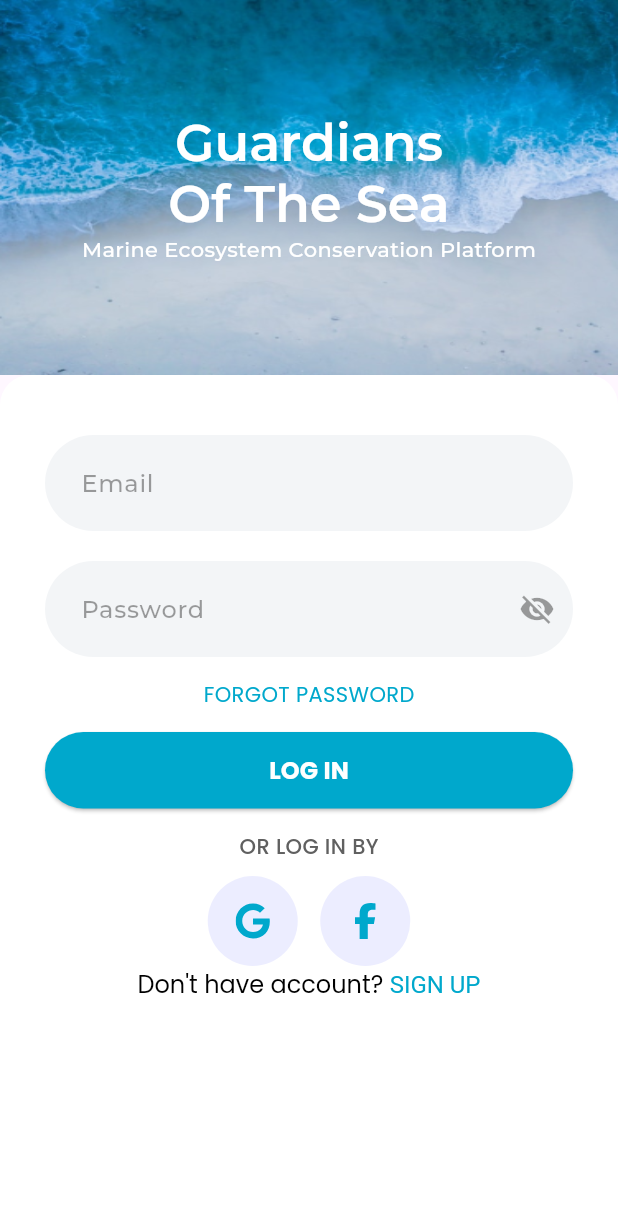
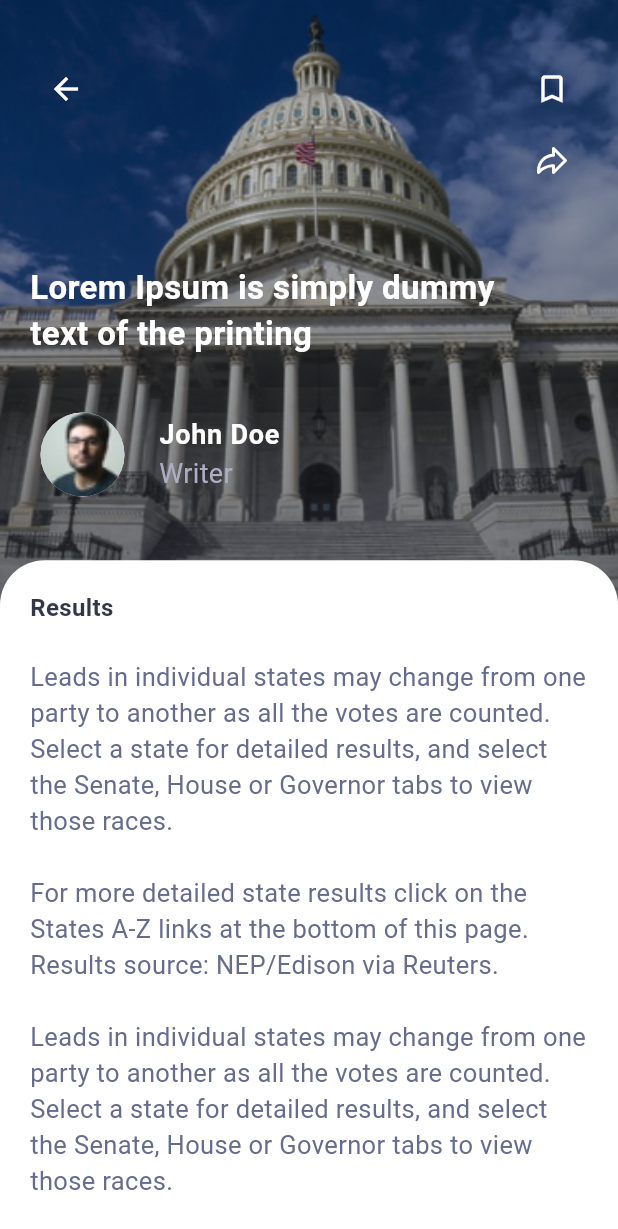
Before and after one commit to riikurniawan/lautkita_mobile, a Flutter app: the screen it shows after launch, on a phone screen of 412 x 824 dp. Shown: the top 1229 px of the screen. Run offline on Flutter 3.47's test engine with Material 3 defaults, Android fonts, the phone set to English and light mode, and no system bars; our stand-ins replace flutter_screenutil, flutter_svg; project files that could hold a hidden picture were left out.

Commit message:
UI article detail done

```diff
--- a/lib/main.dart
+++ b/lib/main.dart
@@ -1,4 +1,6 @@
 import 'package:flutter/material.dart';
+import 'package:flutter_screenutil/flutter_screenutil.dart';
+import 'package:lautkita_mobile/pages/artikel_detail.dart';
 import 'package:lautkita_mobile/pages/login_page.dart';
 
 void main() {
@@ -11,9 +13,16 @@ class MyApp extends StatelessWidget {
   // This widget is the root of your application.
   @override
   Widget build(BuildContext context) {
-    return const MaterialApp(
-      debugShowCheckedModeBanner: false,
-      home: LoginPage(),
+    return ScreenUtilInit(
+      designSize: const Size(375, 812),
+      minTextAdapt: true,
+      splitScreenMode: true,
+      builder: (context, child) {
+        return const MaterialApp(
+          debugShowCheckedModeBanner: false,
+          home: ArticleDetail(),
+        );
+      },
     );
   }
 }
--- /dev/null
+++ b/lib/pages/artikel_detail.dart
@@ -0,0 +1,173 @@
+import 'package:flutter/material.dart';
+import 'package:flutter_screenutil/flutter_screenutil.dart';
+import 'package:flutter_svg/flutter_svg.dart';
+
+class ArticleDetail extends StatefulWidget {
+  const ArticleDetail({super.key});
+
+  @override
+  State<ArticleDetail> createState() => _ArticleDetailState();
+}
+
+class _ArticleDetailState extends State<ArticleDetail> {
+  @override
+  Widget build(BuildContext context) {
+    return Scaffold(
+      body: SizedBox(
+        child: Stack(
+          children: [
+            Positioned(
+              top: 0,
+              child: Container(
+                width: 375.w,
+                height: 405.h,
+                decoration: const BoxDecoration(
+                  image: DecorationImage(
+                    fit: BoxFit.cover,
+                    image: AssetImage(
+                      "assets/images/bg-artikel.png",
+                    ),
+                  ),
+                ),
+                child: Padding(
+                  padding: const EdgeInsets.fromLTRB(20.0, 35.0, 20.0, 8.0),
+                  child: Column(
+                    mainAxisAlignment: MainAxisAlignment.start,
+                    crossAxisAlignment: CrossAxisAlignment.start,
+                    children: [
+                      Row(
+                        mainAxisAlignment: MainAxisAlignment.spaceBetween,
+                        crossAxisAlignment: CrossAxisAlignment.start,
+                        children: [
+                          BackButton(
+                            onPressed: () {},
+                            color: Colors.white,
+                          ),
+                          Column(
+                            children: [
+                              IconButton(
+                                onPressed: () {},
+                                icon: const Icon(
+                                  Icons.bookmark_border_rounded,
+                                  color: Colors.white,
+                                ),
+                                color: Colors.white,
+                              ),
+                              IconButton(
+                                onPressed: () {},
+                                icon: SvgPicture.asset(
+                                  "assets/icons/share-icon.svg",
+                                ),
+                                color: Colors.white,
+                              )
+                            ],
+                          )
+                        ],
+                      ),
+                      const Expanded(
+                        flex: 1,
+                        child: SizedBox(),
+                      ),
+                      const Expanded(
+                        flex: 2,
+                        child: Text(
+                          "Lorem Ipsum is simply dummy\ntext of the printing",
+                          style: TextStyle(
+                            color: Colors.white,
+                            fontWeight: FontWeight.bold,
+                            fontSize: 22,
+                          ),
+                        ),
+                      ),
+                      const Expanded(
+                        flex: 3,
+                        child: ListTile(
+                          contentPadding: EdgeInsets.symmetric(horizontal: 0),
+                          leading: CircleAvatar(
+                            backgroundImage:
+                                AssetImage("assets/images/Ellipse 5.png"),
+                            radius: 35,
+                          ),
+                          title: Text(
+                            "John Doe",
+                            style: TextStyle(
+                              fontWeight: FontWeight.w600,
+                              color: Colors.white,
+                              fontSize: 18,
+                            ),
+                          ),
+                          subtitle: Text(
+                            "Writer",
+                            style: TextStyle(
+                              color: Color(0xFFACAFC3),
+                              fontSize: 18,
+                            ),
+                          ),
+                        ),
+                      )
+                    ],
+                  ),
+                ),
+              ),
+            ),
+            Positioned(
+              bottom: 0,
+              child: Container(
+                width: 375.w,
+                height: 444.h,
+                decoration: const BoxDecoration(
+                  color: Colors.white,
+                  borderRadius: BorderRadius.only(
+                    topLeft: Radius.circular(30),
+                    topRight: Radius.circular(30),
+                  ),
+                ),
+                child: const Padding(
+                  padding: EdgeInsets.fromLTRB(20.0, 20.0, 20.0, 8.0),
+                  child: Column(
+                    crossAxisAlignment: CrossAxisAlignment.start,
+                    children: [
+                      Text(
+                        "Results\n",
+                        style: TextStyle(
+                          fontSize: 16,
+                          color: Color(0xFF333647),
+                          fontWeight: FontWeight.bold,
+                        ),
+                      ),
+                      Expanded(
+                        child: SizedBox(
+                          child: SingleChildScrollView(
+                            child: Text(
+                              "Leads in individual states may change from one party to another as all the votes are counted. Select a state for detailed results, and select the Senate, House or Governor tabs to view those races.\n\n"
+                              "For more detailed state results click on the States A-Z links at the bottom of this page. Results source: NEP/Edison via Reuters.\n\n"
+                              "Leads in individual states may change from one party to another as all the votes are counted. Select a state for detailed results, and select the Senate, House or Governor tabs to view those races.\n\n"
+                              "For more detailed state results click on the States A-Z links at the bottom of this page. Results source: NEP/Edison via Reuters.\n\n",
+                              style: TextStyle(
+                                fontSize: 17,
+                                color: Color(0xFF666C8E),
+                                height: 1.39,
+                              ),
+                            ),
+                          ),
+                        ),
+                      ),
+                    ],
+                  ),
+                ),
+              ),
+            ),
+            // Positioned(
+            //   top: 0,
+            //   child: Container(
+            //     color: Colors.amber,
+            //     height: 300.h,
+            //     width: 335.w,
+            //   ),
+            // )
+          ],
+        ),
+      ),
+    );
+  }
+}
--- a/pubspec.yaml
+++ b/pubspec.yaml
@@ -36,6 +36,7 @@ dependencies:
   # Use with the CupertinoIcons class for iOS style icons.
   cupertino_icons: ^1.0.2
   flutter_svg: ^2.0.9
+  flutter_screenutil: ^5.9.0
 
 dev_dependencies:
   flutter_test:
```
Also changed, not shown: assets/icons/share-icon.svg (added), assets/images/Ellipse 5.png (added), assets/images/bg-artikel.png (added), pubspec.lock.
